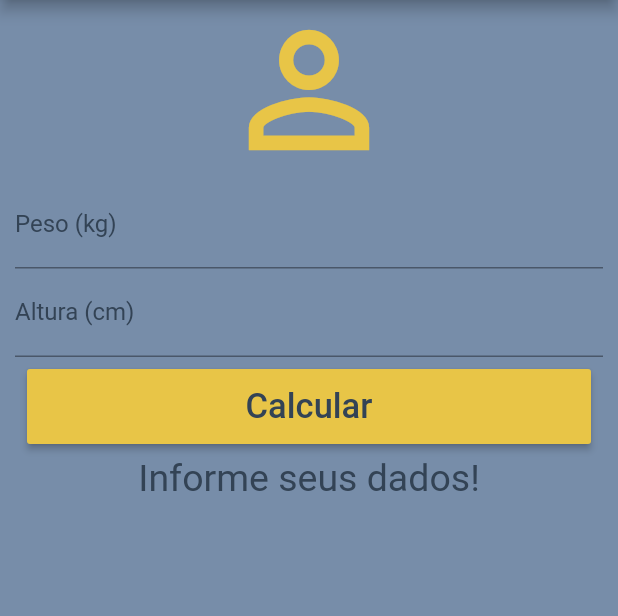
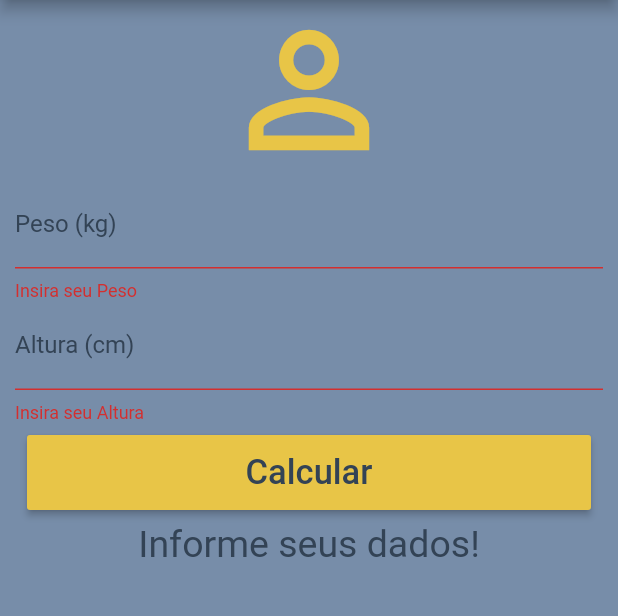
Before and after one commit to JonasXPX/Calculadora-IMC, a Flutter app: the screen it shows after launch, after a tap on "Calcular", on a phone screen of 412 x 824 dp, the part 84-700 px from its top. Run offline on Flutter 3.47's test engine with Material 2 defaults, Android fonts, the phone set to English and light mode, and no system bars.

```diff
--- a/lib/main.dart
+++ b/lib/main.dart
@@ -27,21 +27,20 @@ class _HomeState extends State<Home> {
   TextEditingController weightController = TextEditingController();
   TextEditingController heigthController = TextEditingController();
 
+  GlobalKey<FormState> _formKey = GlobalKey<FormState>();
+
   String _infoText = "Informe seus dados!";
 
   void _resetFields() {
-    setState(() {
     weightController.text = "";
     heigthController.text = "";
+    setState(() {
       _infoText = "Informe seus dados!";
+      _formKey = GlobalKey<FormState>();
     });
   }
 
   void calculate() {
-    if(heigthController.text == "" || weightController.text == "") {
-      return;
-    }
-
     double weight = double.parse(weightController.text);
     double height = double.parse(heigthController.text) / 100;
 
@@ -89,12 +88,14 @@ class _HomeState extends State<Home> {
 
       body: SingleChildScrollView(
         padding: EdgeInsets.fromLTRB(10.0, 0.0, 10.0, 0.0),
+        child: Form(
+          key: _formKey,
           child: Column(
             crossAxisAlignment: CrossAxisAlignment.stretch,
             children: <Widget>[
               Icon(Icons.person_outline, size: 120, color: Color.fromRGBO(232, 197, 71, 1),),
 
-            TextField(
+              TextFormField(
                 keyboardType: TextInputType.number,
                 decoration: InputDecoration(
                     labelText: 'Peso (kg)',
@@ -102,9 +103,13 @@ class _HomeState extends State<Home> {
                   ),
                   textAlign: TextAlign.center,
                   controller: weightController,
+                  validator: (value) {
+                    if(value.isEmpty)
+                      return "Insira seu Peso";
+                  },
                 ),
 
-            TextField(
+              TextFormField(
                 keyboardType: TextInputType.number,
                 decoration: InputDecoration(
                     labelText: 'Altura (cm)',
@@ -112,6 +117,11 @@ class _HomeState extends State<Home> {
                   ),
                   textAlign: TextAlign.center,
                   controller: heigthController,
+                  validator: (String value) {
+                    if(value.isEmpty){
+                      return "Insira seu Altura";
+                    }
+                  },
                 ),
 
                 AnimatedPadding(
@@ -122,7 +132,11 @@ class _HomeState extends State<Home> {
                       height: 50.0,
                       margin: EdgeInsets.all(5.0),
                       child: RaisedButton(
-                        onPressed: calculate,
+                          onPressed: (){
+                            if(_formKey.currentState.validate()) {
+                              calculate();
+                            }
+                          },
                           child: Text("Calcular", style: TextStyle(color: _textColor, fontSize: 23.0),),
                           color: Color.fromRGBO(232, 197, 71, 1),
                         ),
@@ -131,6 +145,7 @@ class _HomeState extends State<Home> {
                 Text(_infoText, textAlign: TextAlign.center, style: TextStyle(color: _textColor, fontSize: 25.0),)
             ],
           ),
+        )
       ),
     );
   }
```
Lines whose indentation alone changed are shown as unchanged.
